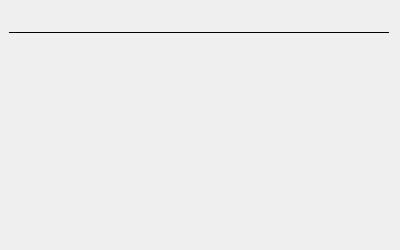
Above: src/ui/About.ui from bitcap-co/bitcap-ipr before the change. Below: the same form after it.
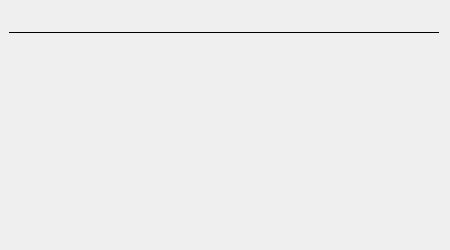
That is the form after the change.

Commit message: adjust aboutdialog size

```diff
--- a/src/ui/About.ui
+++ b/src/ui/About.ui
@@ -6,7 +6,7 @@
    <rect>
     <x>0</x>
     <y>0</y>
-    <width>400</width>
+    <width>450</width>
     <height>250</height>
    </rect>
   </property>
@@ -24,7 +24,7 @@
     <rect>
      <x>0</x>
      <y>0</y>
-     <width>400</width>
+     <width>450</width>
      <height>30</height>
     </rect>
    </property>
@@ -48,7 +48,7 @@
     <rect>
      <x>0</x>
      <y>35</y>
-     <width>400</width>
+     <width>450</width>
      <height>180</height>
     </rect>
    </property>
@@ -72,7 +72,7 @@
     <rect>
      <x>0</x>
      <y>200</y>
-     <width>400</width>
+     <width>450</width>
      <height>50</height>
     </rect>
    </property>
@@ -109,7 +109,7 @@
     <rect>
      <x>9</x>
      <y>30</y>
-     <width>380</width>
+     <width>430</width>
      <height>4</height>
     </rect>
    </property>
```
The commit also changes 1 other file.
